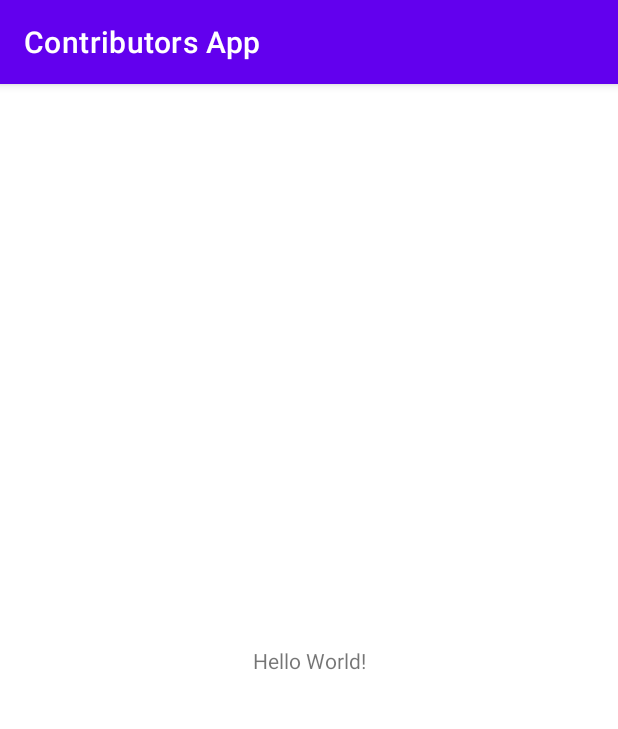
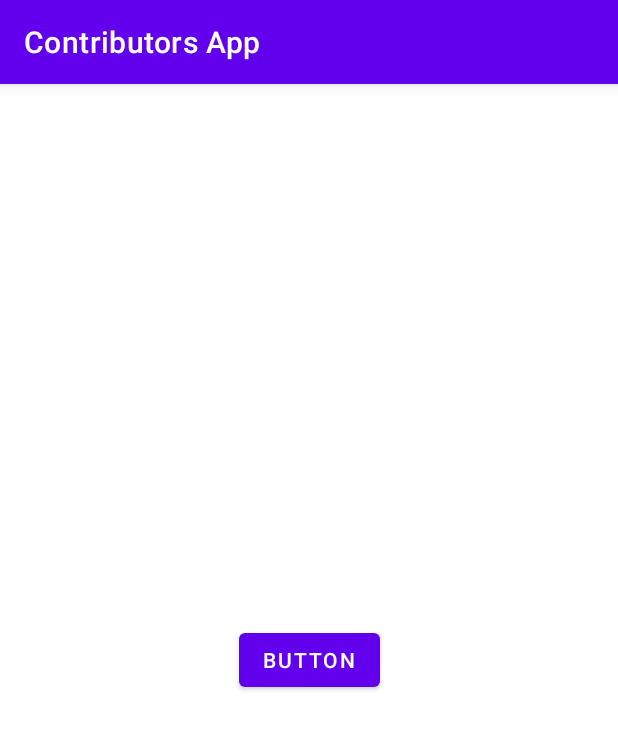
Before and after one commit to nanairoaisu/ContributorsApp, an Android app: the screen it shows after launch (MainActivity), on a phone screen of 412 x 824 dp. Shown: the top 729 px of the screen. Run offline under Robolectric (Android 15) with nearby library versions, the phone set to English and light mode, and no system bars; libraries missing offline, so code that uses them is left out: androidx.navigation.fragment; 1 statement that could not run was skipped.

Commit message:
fix/navigationの修正と確認のためのボタン追加

```diff
--- a/app/build.gradle
+++ b/app/build.gradle
@@ -42,7 +42,7 @@ dependencies {
     implementation 'androidx.legacy:legacy-support-v4:1.0.0'
     implementation 'androidx.navigation:navigation-fragment-ktx:2.3.5'
     implementation 'androidx.navigation:navigation-ui-ktx:2.3.5'
-    testImplementation 'junit:junit:4.+'
+    testImplementation 'junit:junit:4.13.2'
     androidTestImplementation 'androidx.test.ext:junit:1.1.3'
     androidTestImplementation 'androidx.test.espresso:espresso-core:3.4.0'
 
--- a/app/src/main/java/com/example/contributorsapp/ui/listContributors/ListContributorsFragment.kt
+++ b/app/src/main/java/com/example/contributorsapp/ui/listContributors/ListContributorsFragment.kt
@@ -5,17 +5,18 @@ import androidx.fragment.app.Fragment
 import android.view.LayoutInflater
 import android.view.View
 import android.view.ViewGroup
+import androidx.navigation.fragment.NavHostFragment.findNavController
 import com.example.contributorsapp.R
 
 
 class ListContributorsFragment : Fragment() {
-    override fun onCreate(savedInstanceState: Bundle?) {
-        super.onCreate(savedInstanceState)
+    override fun onCreateView(inflater: LayoutInflater, container: ViewGroup?, savedInstanceState: Bundle?): View? {
+        val view = inflater.inflate(R.layout.fragment_list_contributors, container, false)
 
-    }
-
-    override fun onCreateView(inflater: LayoutInflater, container: ViewGroup?, savedInstanceState: Bundle?): View? {
-        return inflater.inflate(R.layout.fragment_list_contributors, container, false)
+        view.button.setOnClickListener(){
+            findNavController().navigate(R.id.action_list_to_detail)
+        }
+        return view
     }
 
 }
--- a/app/src/main/res/layout/activity_main.xml
+++ b/app/src/main/res/layout/activity_main.xml
@@ -6,13 +6,13 @@
     android:layout_height="match_parent"
     tools:context=".ui.MainActivity">
 
-    <TextView
-        android:layout_width="wrap_content"
-        android:layout_height="wrap_content"
-        android:text="Hello World!"
-        app:layout_constraintBottom_toBottomOf="parent"
-        app:layout_constraintLeft_toLeftOf="parent"
-        app:layout_constraintRight_toRightOf="parent"
-        app:layout_constraintTop_toTopOf="parent" />
+    <fragment
+        android:id="@+id/nav_host_fragment"
+        android:layout_width="match_parent"
+        android:layout_height="match_parent"
+        android:name="androidx.navigation.fragment.NavHostFragment"
+        app:navGraph="@navigation/navigation_graph"
+        app:defaultNavHost="true"
+        />
 
 </androidx.constraintlayout.widget.ConstraintLayout>
--- a/app/src/main/res/layout/fragment_list_contributors.xml
+++ b/app/src/main/res/layout/fragment_list_contributors.xml
@@ -1,14 +1,21 @@
 <?xml version="1.0" encoding="utf-8"?>
-<FrameLayout xmlns:android="http://schemas.android.com/apk/res/android"
+<androidx.constraintlayout.widget.ConstraintLayout
+    xmlns:android="http://schemas.android.com/apk/res/android"
+    xmlns:app="http://schemas.android.com/apk/res-auto"
     xmlns:tools="http://schemas.android.com/tools"
     android:layout_width="match_parent"
     android:layout_height="match_parent"
     tools:context=".ui.listContributors.ListContributorsFragment">
 
-    <!-- TODO: Update blank fragment layout -->
-    <TextView
-        android:layout_width="match_parent"
-        android:layout_height="match_parent"
-        android:text="@string/hello_blank_fragment" />
 
-</FrameLayout>
+    <Button
+        android:id="@+id/button"
+        android:layout_width="wrap_content"
+        android:layout_height="wrap_content"
+        android:text="Button"
+        app:layout_constraintBottom_toBottomOf="parent"
+        app:layout_constraintEnd_toEndOf="parent"
+        app:layout_constraintStart_toStartOf="parent"
+        app:layout_constraintTop_toTopOf="parent" />
+
+</androidx.constraintlayout.widget.ConstraintLayout>
--- a/app/src/main/res/navigation/navigation.xml
+++ b/app/src/main/res/navigation/navigation_graph.xml
@@ -3,13 +3,15 @@
     xmlns:android="http://schemas.android.com/apk/res/android"
     xmlns:app="http://schemas.android.com/apk/res-auto"
     xmlns:tools="http://schemas.android.com/tools"
-    android:id="@+id/navigation"
+    android:id="@+id/navigation_graph"
     app:startDestination="@id/listContributorsFragment">
 
     <fragment
         android:id="@+id/listContributorsFragment"
         android:name="com.example.contributorsapp.ui.listContributors.ListContributorsFragment"
+        android:label="fragment_list"
         tools:layout="@layout/fragment_list_contributors">
+
         <action
             android:id="@+id/action_list_to_detail"
             app:destination="@+id/detailContributorsFragment"
@@ -19,6 +21,7 @@
     <fragment
         android:id="@+id/detailContributorsFragment"
         android:name="com.example.contributorsapp.ui.detailContributors.DetailContributorsFragment"
+        android:label="fragment_detail"
         tools:layout="@layout/fragment_detail_contributors">
 
     </fragment>
```
